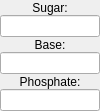
Above: src/schrodinger/sketcher/ui/custom_nucleotide_popup.ui from KevKeating/sketcher before the change. Below: the same form after it.
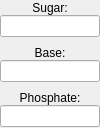
That is the form after the change.

Commit message: adding space between popup's line edits and the next label

The edit to the form file:
```diff
--- a/src/schrodinger/sketcher/ui/custom_nucleotide_popup.ui
+++ b/src/schrodinger/sketcher/ui/custom_nucleotide_popup.ui
@@ -7,7 +7,7 @@
     <x>0</x>
     <y>0</y>
     <width>100</width>
-    <height>111</height>
+    <height>128</height>
    </rect>
   </property>
   <property name="sizePolicy">
@@ -52,6 +52,22 @@
      </property>
     </widget>
    </item>
+   <item>
+    <spacer name="verticalSpacer">
+     <property name="orientation">
+      <enum>Qt::Vertical</enum>
+     </property>
+     <property name="sizeType">
+      <enum>QSizePolicy::Fixed</enum>
+     </property>
+     <property name="sizeHint" stdset="0">
+      <size>
+       <width>0</width>
+       <height>8</height>
+      </size>
+     </property>
+    </spacer>
+   </item>
    <item>
     <widget class="QLabel" name="base_lbl">
      <property name="text">
@@ -69,6 +85,22 @@
      </property>
     </widget>
    </item>
+   <item>
+    <spacer name="verticalSpacer_2">
+     <property name="orientation">
+      <enum>Qt::Vertical</enum>
+     </property>
+     <property name="sizeType">
+      <enum>QSizePolicy::Fixed</enum>
+     </property>
+     <property name="sizeHint" stdset="0">
+      <size>
+       <width>0</width>
+       <height>8</height>
+      </size>
+     </property>
+    </spacer>
+   </item>
    <item>
     <widget class="QLabel" name="phosphate_lbl">
      <property name="text">
@@ -86,6 +118,22 @@
      </property>
     </widget>
    </item>
+   <item>
+    <spacer name="verticalSpacer_3">
+     <property name="orientation">
+      <enum>Qt::Vertical</enum>
+     </property>
+     <property name="sizeType">
+      <enum>QSizePolicy::Fixed</enum>
+     </property>
+     <property name="sizeHint" stdset="0">
+      <size>
+       <width>0</width>
+       <height>1</height>
+      </size>
+     </property>
+    </spacer>
+   </item>
   </layout>
  </widget>
  <resources/>
```
The commit also changes 1 other file.
